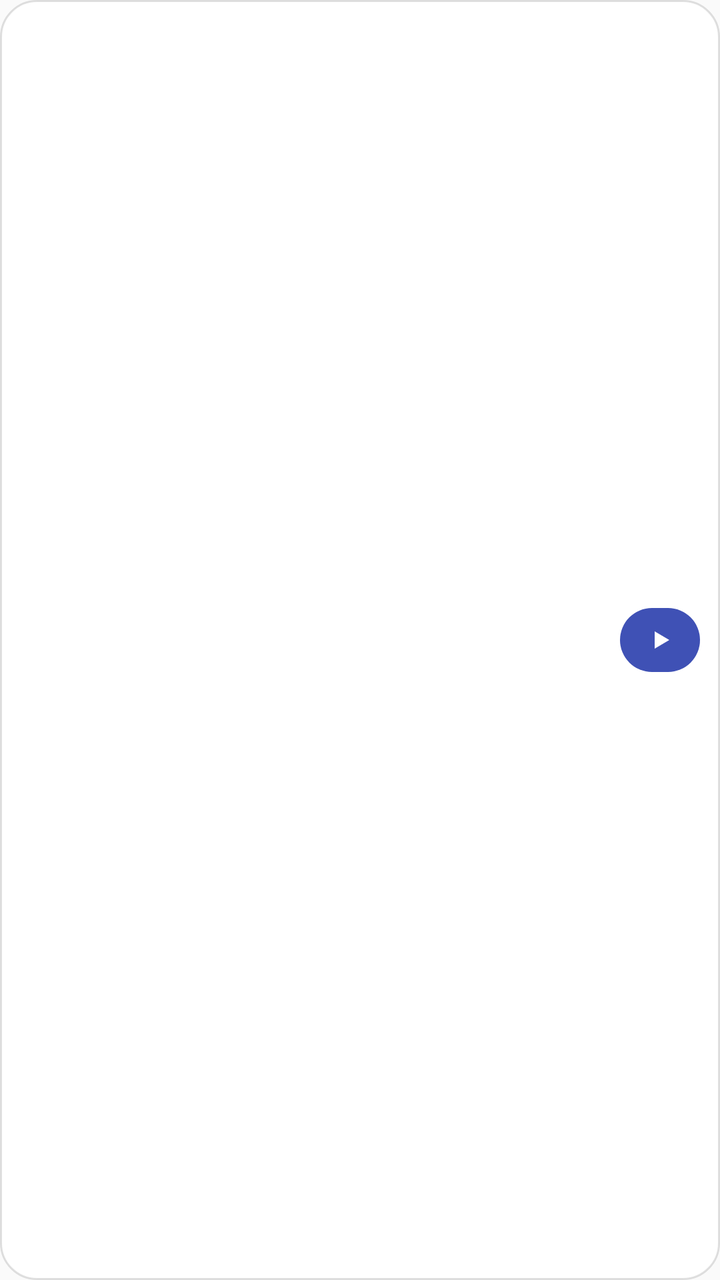
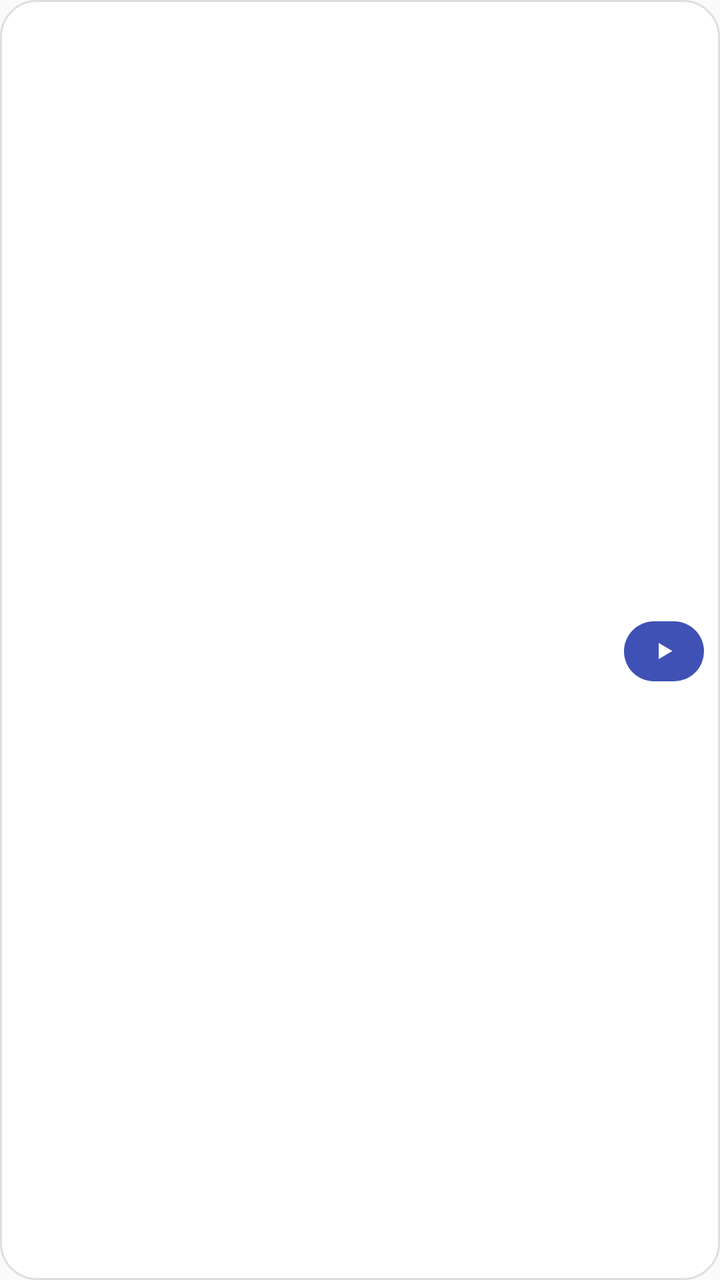

Two renders of the same Android screen: before a commit and after it. Below are the layout's source before the change and the commit's diff.
<!-- AndroidManifest.xml: application theme Theme.FocusTimer -->
<!-- res/layout/widget_timer_small.xml -->
<?xml version="1.0" encoding="utf-8"?>
<LinearLayout xmlns:android="http://schemas.android.com/apk/res/android"
    android:id="@+id/widget_root"
    android:layout_width="match_parent"
    android:layout_height="match_parent"
    android:background="@drawable/widget_bg"
    android:gravity="center_vertical"
    android:orientation="horizontal"
    android:paddingStart="12dp"
    android:paddingTop="6dp"
    android:paddingEnd="10dp"
    android:paddingBottom="6dp">

    <TextView
        android:id="@+id/widget_badge"
        android:layout_width="0dp"
        android:layout_height="0dp"
        android:visibility="gone" />

    <TextView
        android:id="@+id/widget_name"
        android:layout_width="0dp"
        android:layout_height="0dp"
        android:visibility="gone" />

    <TextView
        android:id="@+id/widget_sub"
        android:layout_width="0dp"
        android:layout_height="0dp"
        android:visibility="gone" />

    <TextView
        android:id="@+id/widget_time"
        android:layout_width="0dp"
        android:layout_height="wrap_content"
        android:layout_weight="1"
        android:fontFamily="sans-serif-light"
        android:gravity="start|center_vertical"
        android:includeFontPadding="false"
        android:letterSpacing="0.03"
        android:maxLines="1"
        android:textColor="#1A1A1A"
        android:textSize="20sp" />

    <LinearLayout
        android:id="@+id/widget_action"
        android:layout_width="40dp"
        android:layout_height="32dp"
        android:background="@drawable/pill_p0"
        android:gravity="center"
        android:orientation="horizontal">

        <ImageView
            android:id="@+id/widget_action_icon"
            android:layout_width="16dp"
            android:layout_height="16dp"
            android:contentDescription="@null"
            android:src="@drawable/ic_play" />
    </LinearLayout>

    <LinearLayout
        android:id="@+id/widget_stop"
        android:layout_width="40dp"
        android:layout_height="32dp"
        android:layout_marginStart="8dp"
        android:background="@drawable/pill_gray_light"
        android:gravity="center"
        android:orientation="horizontal"
        android:visibility="gone">

        <ImageView
            android:id="@+id/widget_stop_icon"
            android:layout_width="16dp"
            android:layout_height="16dp"
            android:contentDescription="@null"
            android:src="@drawable/ic_stop_dark" />
    </LinearLayout>
</LinearLayout>
<!-- resources referenced by this layout -->
<resources>
  <!-- drawable ic_play (drawable) -->
  <?xml version="1.0" encoding="utf-8"?>
  <vector xmlns:android="http://schemas.android.com/apk/res/android"
      android:width="14dp"
      android:height="14dp"
      android:viewportWidth="24"
      android:viewportHeight="24">
      <path
          android:fillColor="#FFFFFF"
          android:pathData="M8,5.5 L19,12 L8,18.5 Z" />
  </vector>
  <!-- drawable ic_stop_dark (drawable) -->
  <?xml version="1.0" encoding="utf-8"?>
  <vector xmlns:android="http://schemas.android.com/apk/res/android"
      android:width="14dp" android:height="14dp"
      android:viewportWidth="24" android:viewportHeight="24">
      <path android:fillColor="#4A4A4A" android:pathData="M6,6 L18,6 L18,18 L6,18 Z" />
  </vector>
  <!-- drawable pill_gray_light (drawable) -->
  <?xml version="1.0" encoding="utf-8"?>
  <shape xmlns:android="http://schemas.android.com/apk/res/android" android:shape="rectangle">
      <solid android:color="#F0F0F0" />
      <corners android:radius="30dp" />
  </shape>
  <!-- drawable pill_p0 (drawable) -->
  <?xml version="1.0" encoding="utf-8"?>
  <shape xmlns:android="http://schemas.android.com/apk/res/android"
      android:shape="rectangle">
      <solid android:color="#3F51B5" />
      <corners android:radius="30dp" />
  </shape>
  <!-- drawable widget_bg (drawable) -->
  <?xml version="1.0" encoding="utf-8"?>
  <shape xmlns:android="http://schemas.android.com/apk/res/android"
      android:shape="rectangle">
      <corners android:radius="18dp" />
      <solid android:color="#FFFFFFFF" />
      <stroke android:width="1dp" android:color="#1F000000" />
  </shape>
  <style name="Theme.FocusTimer" parent="@android:style/Theme.Material.Light.NoActionBar" />
</resources>

<!-- the commit's change to res/layout/widget_timer_small.xml (unified diff, before → after) -->
@@ -4,12 +4,11 @@
     android:layout_width="match_parent"
     android:layout_height="match_parent"
     android:background="@drawable/widget_bg"
-    android:gravity="center_vertical"
-    android:orientation="horizontal"
+    android:orientation="vertical"
     android:paddingStart="12dp"
-    android:paddingTop="6dp"
-    android:paddingEnd="10dp"
-    android:paddingBottom="6dp">
+    android:paddingTop="4dp"
+    android:paddingEnd="8dp"
+    android:paddingBottom="4dp">
 
     <TextView
         android:id="@+id/widget_badge"
@@ -19,9 +18,13 @@
 
     <TextView
         android:id="@+id/widget_name"
-        android:layout_width="0dp"
-        android:layout_height="0dp"
-        android:visibility="gone" />
+        android:layout_width="match_parent"
+        android:layout_height="wrap_content"
+        android:ellipsize="end"
+        android:includeFontPadding="false"
+        android:maxLines="1"
+        android:textColor="#7A7A7A"
+        android:textSize="10sp" />
 
     <TextView
         android:id="@+id/widget_sub"
@@ -29,50 +32,57 @@
         android:layout_height="0dp"
         android:visibility="gone" />
 
-    <TextView
-        android:id="@+id/widget_time"
-        android:layout_width="0dp"
-        android:layout_height="wrap_content"
+    <LinearLayout
+        android:layout_width="match_parent"
+        android:layout_height="0dp"
         android:layout_weight="1"
-        android:fontFamily="sans-serif-light"
-        android:gravity="start|center_vertical"
-        android:includeFontPadding="false"
-        android:letterSpacing="0.03"
-        android:maxLines="1"
-        android:textColor="#1A1A1A"
-        android:textSize="20sp" />
-
-    <LinearLayout
-        android:id="@+id/widget_action"
-        android:layout_width="40dp"
-        android:layout_height="32dp"
-        android:background="@drawable/pill_p0"
-        android:gravity="center"
+        android:gravity="center_vertical"
         android:orientation="horizontal">
 
-        <ImageView
-            android:id="@+id/widget_action_icon"
-            android:layout_width="16dp"
-            android:layout_height="16dp"
-            android:contentDescription="@null"
-            android:src="@drawable/ic_play" />
-    </LinearLayout>
+        <TextView
+            android:id="@+id/widget_time"
+            android:layout_width="0dp"
+            android:layout_height="wrap_content"
+            android:layout_weight="1"
+            android:fontFamily="sans-serif-light"
+            android:gravity="start|center_vertical"
+            android:includeFontPadding="false"
+            android:letterSpacing="0.03"
+            android:maxLines="1"
+            android:textColor="#1A1A1A"
+            android:textSize="18sp" />
 
-    <LinearLayout
-        android:id="@+id/widget_stop"
-        android:layout_width="40dp"
-        android:layout_height="32dp"
-        android:layout_marginStart="8dp"
-        android:background="@drawable/pill_gray_light"
-        android:gravity="center"
-        android:orientation="horizontal"
+        <LinearLayout
+            android:id="@+id/widget_action"
+            android:layout_width="40dp"
+            android:layout_height="30dp"
+            android:background="@drawable/pill_p0"
+            android:gravity="center"
+            android:orientation="horizontal">
+
+            <ImageView
+                android:id="@+id/widget_action_icon"
+                android:layout_width="15dp"
+                android:layout_height="15dp"
+                android:contentDescription="@null"
+                android:src="@drawable/ic_play" />
+        </LinearLayout>
+
+        <LinearLayout
+            android:id="@+id/widget_stop"
+            android:layout_width="48dp"
+            android:layout_height="30dp"
+            android:background="@drawable/pill_gray_light"
+            android:gravity="center"
+            android:orientation="horizontal"
         android:visibility="gone">
 
-        <ImageView
-            android:id="@+id/widget_stop_icon"
-            android:layout_width="16dp"
-            android:layout_height="16dp"
-            android:contentDescription="@null"
-            android:src="@drawable/ic_stop_dark" />
+            <ImageView
+                android:id="@+id/widget_stop_icon"
+                android:layout_width="16dp"
+                android:layout_height="16dp"
+                android:contentDescription="@null"
+                android:src="@drawable/ic_stop_dark" />
+        </LinearLayout>
     </LinearLayout>
 </LinearLayout>
